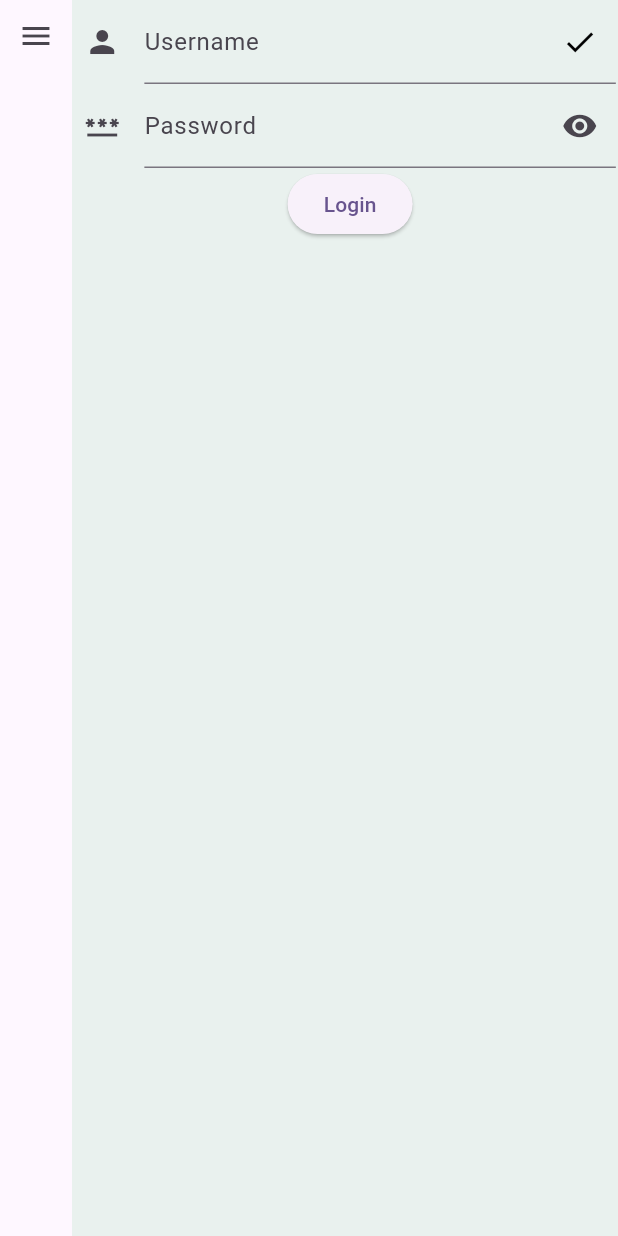
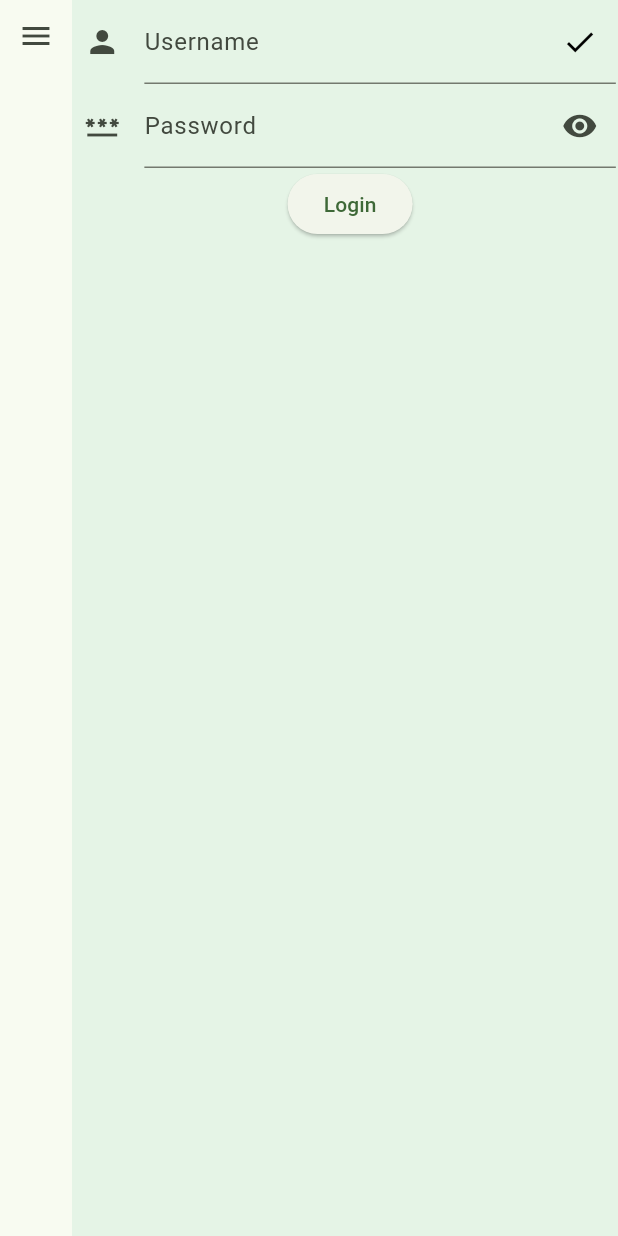
Before and after one commit to BerkeKS/emarket-mobile, a Flutter app: the screen it shows after launch, after a tap on the "menu" icon, after a tap on "Login", on a phone screen of 412 x 824 dp. Run offline on Flutter 3.47's test engine with Material 3 defaults, Android fonts, the phone set to English and light mode, and no system bars; our stand-ins replace font_awesome_flutter.

Commit message:
Change theme color

```diff
--- a/lib/main.dart
+++ b/lib/main.dart
@@ -29,7 +29,8 @@ class MyApp extends StatelessWidget {
         //
         // This works for code too, not just values: Most code changes can be
         // tested with just a hot reload.
-        colorScheme: ColorScheme.fromSeed(seedColor: Colors.deepPurple),
+        colorScheme: ColorScheme.fromSeed(
+            seedColor: const Color.fromARGB(255, 13, 86, 15)),
         useMaterial3: true,
       ),
       home: const HomePage(),
```
